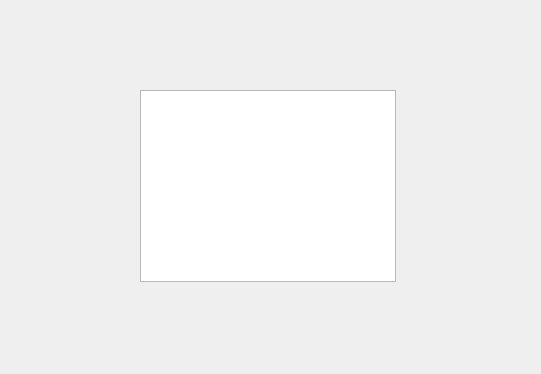
This is practicas3.0/dialogComparacion.ui in salva12/TPSOC1G1 as Qt 5 draws it before an edit. The edited form follows.
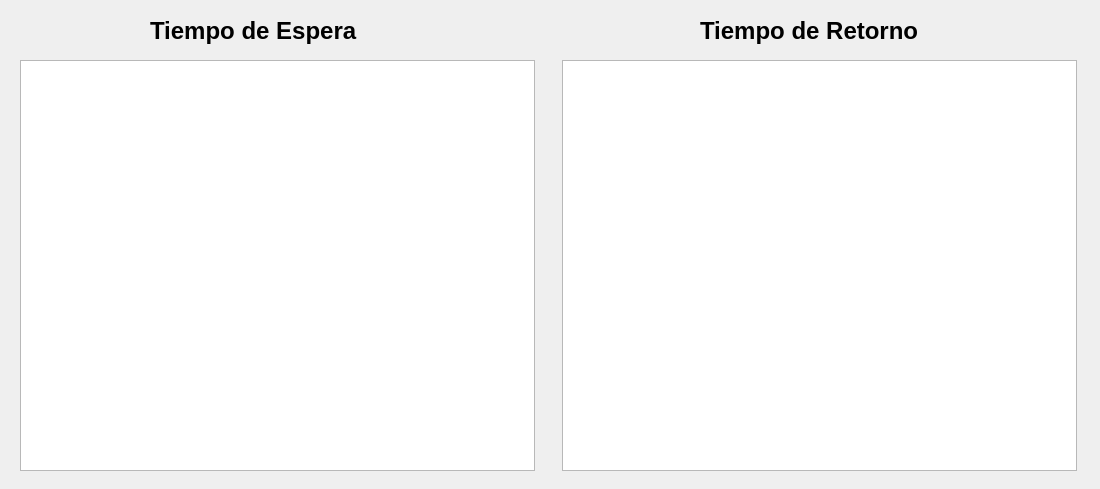
This is the edited form.

The edit to the form file:
```diff
--- a/practicas3.0/dialogComparacion.ui
+++ b/practicas3.0/dialogComparacion.ui
@@ -6,8 +6,8 @@
    <rect>
     <x>0</x>
     <y>0</y>
-    <width>541</width>
-    <height>374</height>
+    <width>1100</width>
+    <height>489</height>
    </rect>
   </property>
   <property name="windowTitle">
@@ -16,13 +16,63 @@
   <widget class="QTableWidget" name="tableWidgetComparacion">
    <property name="geometry">
     <rect>
-     <x>140</x>
-     <y>90</y>
-     <width>256</width>
-     <height>192</height>
+     <x>20</x>
+     <y>60</y>
+     <width>515</width>
+     <height>411</height>
     </rect>
    </property>
   </widget>
+  <widget class="QTableWidget" name="tableWidgetTRetorno">
+   <property name="geometry">
+    <rect>
+     <x>562</x>
+     <y>60</y>
+     <width>515</width>
+     <height>411</height>
+    </rect>
+   </property>
+  </widget>
+  <widget class="QLabel" name="label">
+   <property name="geometry">
+    <rect>
+     <x>150</x>
+     <y>10</y>
+     <width>251</width>
+     <height>41</height>
+    </rect>
+   </property>
+   <property name="font">
+    <font>
+     <pointsize>18</pointsize>
+     <weight>75</weight>
+     <bold>true</bold>
+    </font>
+   </property>
+   <property name="text">
+    <string>Tiempo de Espera</string>
+   </property>
+  </widget>
+  <widget class="QLabel" name="label_2">
+   <property name="geometry">
+    <rect>
+     <x>700</x>
+     <y>10</y>
+     <width>271</width>
+     <height>41</height>
+    </rect>
+   </property>
+   <property name="font">
+    <font>
+     <pointsize>18</pointsize>
+     <weight>75</weight>
+     <bold>true</bold>
+    </font>
+   </property>
+   <property name="text">
+    <string>Tiempo de Retorno</string>
+   </property>
+  </widget>
  </widget>
  <resources/>
  <connections/>
```
Left out of the diff: 4 changed lines with no effect on the pictures.
